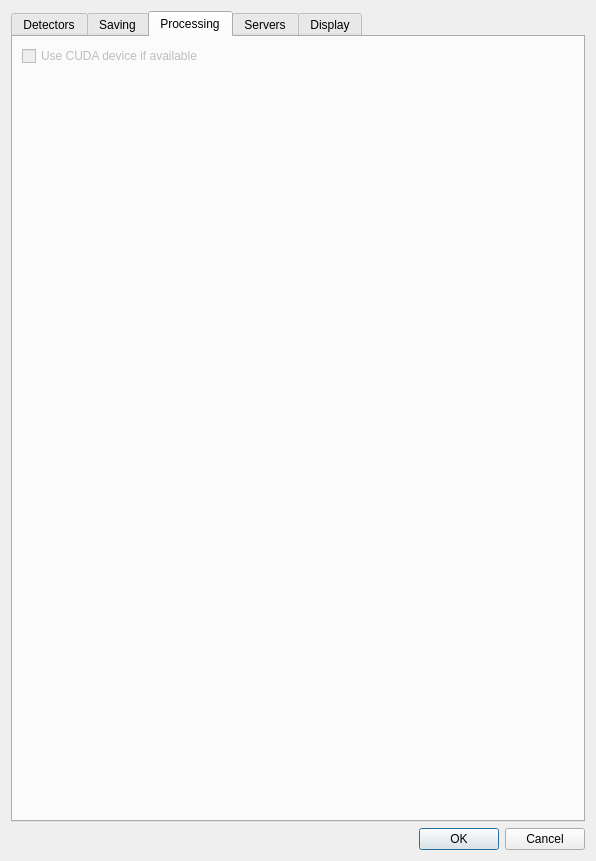
Qt form libraries/qxrdlib/qxrdexperimentpreferencesdialog.ui (guyjennings/qxrd) before a commit.
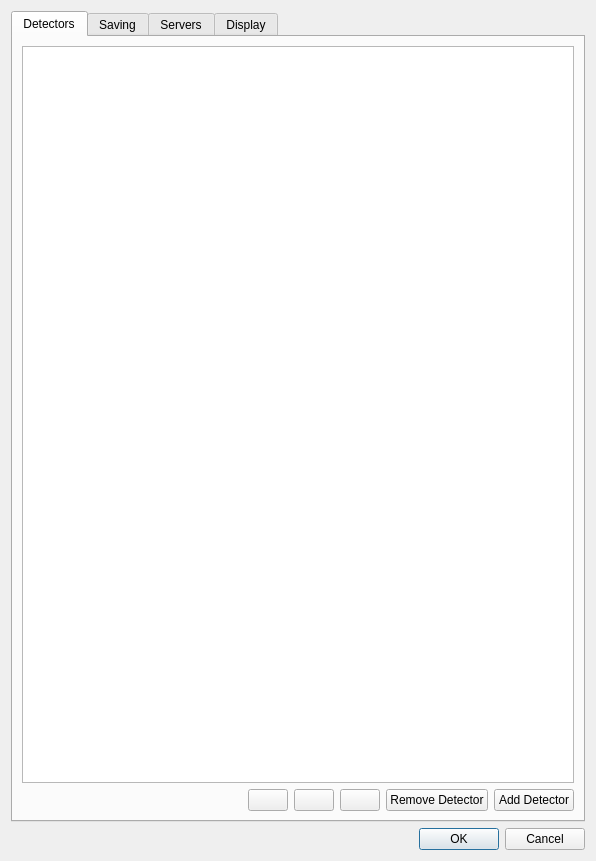
The same form after that commit. The open tabs and pages were chosen to show the change. Icons and pictures are not drawn.

Commit message: Remove QxrdCudaProcessorPlugin and QxrdProcessorInterface

```diff
--- a/libraries/qxrdlib/qxrdexperimentpreferencesdialog.ui
+++ b/libraries/qxrdlib/qxrdexperimentpreferencesdialog.ui
@@ -455,36 +455,6 @@
        </item>
       </layout>
      </widget>
-     <widget class="QWidget" name="tab_3">
-      <attribute name="title">
-       <string>Processing</string>
-      </attribute>
-      <layout class="QGridLayout" name="gridLayout_4">
-       <item row="0" column="0">
-        <widget class="QCheckBox" name="checkBox">
-         <property name="enabled">
-          <bool>false</bool>
-         </property>
-         <property name="text">
-          <string>Use CUDA device if available</string>
-         </property>
-        </widget>
-       </item>
-       <item row="1" column="0">
-        <spacer name="verticalSpacer_4">
-         <property name="orientation">
-          <enum>Qt::Vertical</enum>
-         </property>
-         <property name="sizeHint" stdset="0">
-          <size>
-           <width>20</width>
-           <height>40</height>
-          </size>
-         </property>
-        </spacer>
-       </item>
-      </layout>
-     </widget>
      <widget class="QWidget" name="tab">
       <attribute name="title">
        <string>Servers</string>
```
The commit also changes 22 other files.
